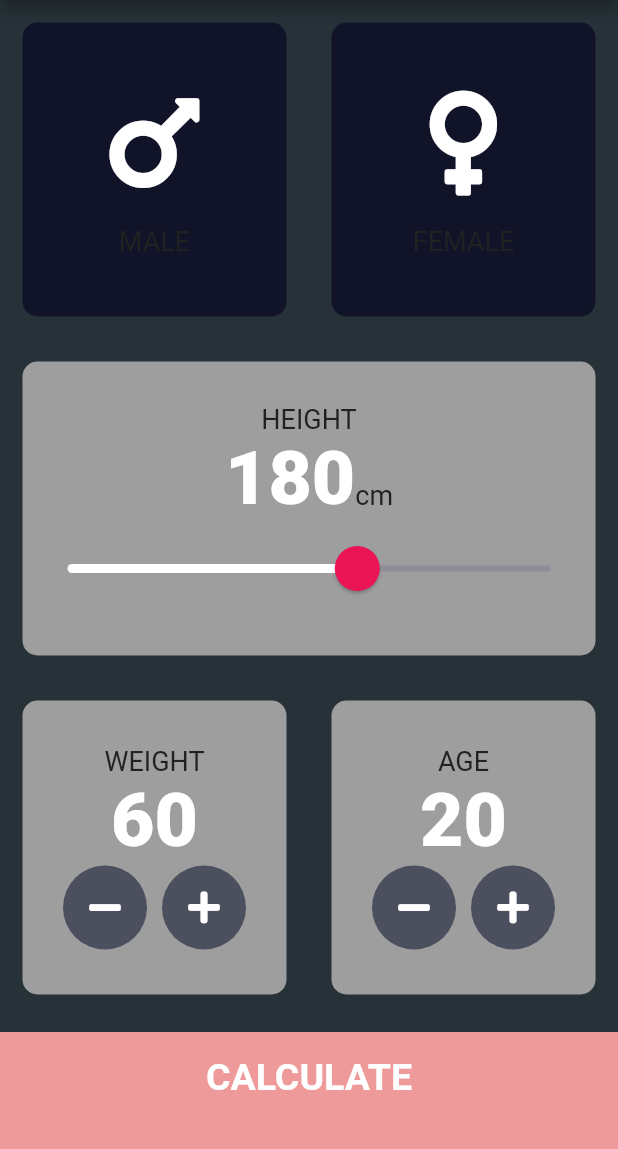
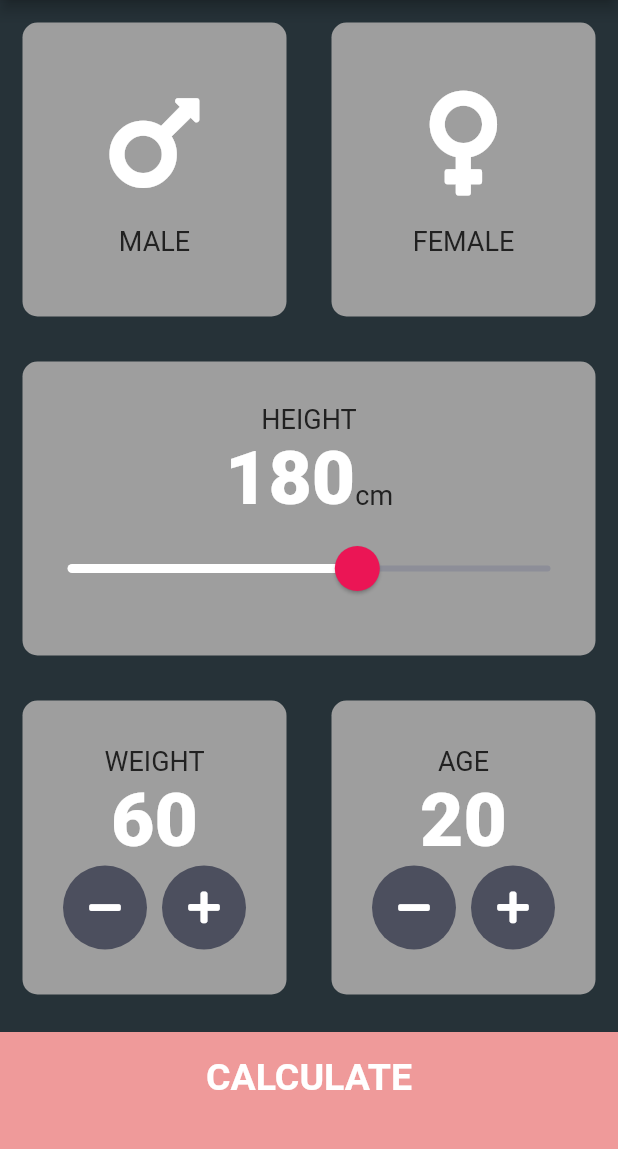
Before and after one commit to OxamaHxn/BMI-Calculator-Flutter-, a Flutter app: the screen it shows after launch, on a phone screen of 412 x 824 dp, the part 84-1233 px from its top. Run offline on Flutter 3.47's test engine with Material 2 defaults, Android fonts, the phone set to English and light mode, and no system bars; our stand-ins replace font_awesome_flutter.

Commit message:
male and female button customization

```diff
--- a/lib/constants.dart
+++ b/lib/constants.dart
@@ -2,7 +2,7 @@ import 'package:flutter/material.dart';
 
 const kBottomContainerHeight = 80.0;
 const kActiveCardColour = Color(0xFF9e9e9e);
-const kInactiveCardColour = Color(0xFF111328);
+const kInactiveCardColour = Color(0xFF9e9e9e);
 const kBottomContainerColour = Color(0xFFEf9a9a);
 
 const kLabelTextStyle = TextStyle(
```
